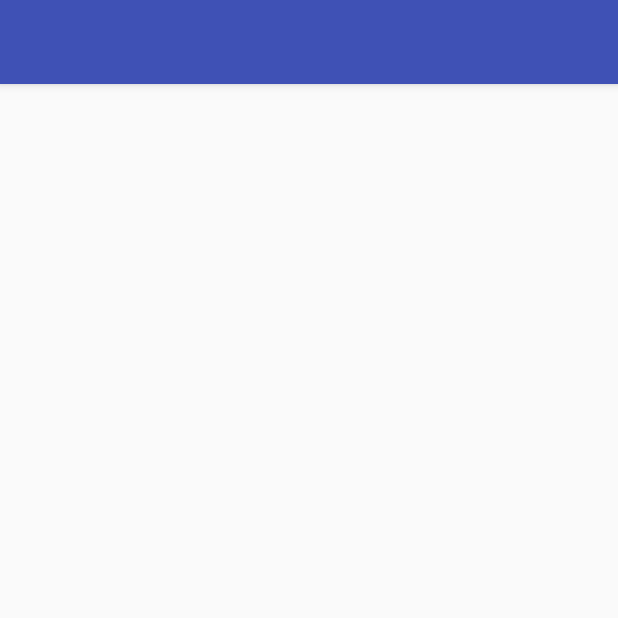
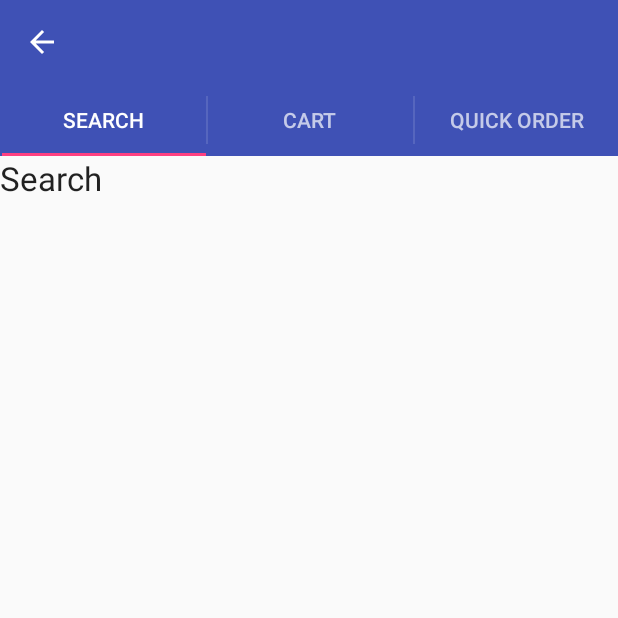
Before and after one commit to wladekAiro/pktCard2, an Android app: the screen it shows after launch (BuyScreenActivity), in the side drawer, after a tap on "Buy Items", on a phone screen of 412 x 824 dp, the top half of it. Run offline under Robolectric (Android 15) with nearby library versions, the light colour scheme and no system bars.

Commit message:
viewpager fragment

```diff
--- a/app/src/main/java/com/example/wladek/pocketcard/BuyScreenActivity.java
+++ b/app/src/main/java/com/example/wladek/pocketcard/BuyScreenActivity.java
@@ -1,17 +1,70 @@
 package com.example.wladek.pocketcard;
 
+
 import android.os.Bundle;
-import android.support.v4.app.FragmentActivity;
+import android.support.v4.app.Fragment;
+import android.support.v4.app.FragmentPagerAdapter;
+import android.support.v4.view.ViewPager;
+import android.support.v7.app.ActionBar;
+import android.support.v7.app.ActionBarActivity;
+
+import com.example.wladek.pocketcard.pagerAdapters.BuyViewPagerAdapter;
 
 /**
  * Created by wladek on 7/7/16.
  */
-public class BuyScreenActivity extends FragmentActivity {
+public class BuyScreenActivity extends ActionBarActivity implements ActionBar.TabListener {
 
+    ActionBar actionBar;
+    ViewPager viewPager;
+    FragmentPagerAdapter pagerAdapter;
 
     @Override
     protected void onCreate(Bundle savedInstanceState) {
         super.onCreate(savedInstanceState);
         setContentView(R.layout.buy_activity_layout);
+        viewPager = new ViewPager(this);
+        viewPager.setId(R.id.buy_pager);
+        setContentView(viewPager);
+//        pagerAdapter = new FragmentPagerAdapter(getSupportFragmentManager()) {
+//            @Override
+//            public int getCount() {
+//                return 0;
+//            }
+//
+//            @Override
+//            public Fragment getItem(int position) {
+//                return null;
+//            }
+//        };
+
+        final ActionBar actionBar = getSupportActionBar();
+        actionBar.setNavigationMode(ActionBar.NAVIGATION_MODE_TABS);
+        actionBar.setDisplayOptions(0 , ActionBar.DISPLAY_SHOW_TITLE);
+
+        //set tabs
+        actionBar.addTab(actionBar.newTab().setText("Search").setTabListener(this));
+        actionBar.addTab(actionBar.newTab().setText("Cart").setTabListener(this));
+        actionBar.addTab(actionBar.newTab().setText("Quick order").setTabListener(this));
+
+        final BuyViewPagerAdapter adapter = new BuyViewPagerAdapter
+                (getSupportFragmentManager(), actionBar.getTabCount());
+
+        viewPager.setAdapter(adapter);
+    }
+
+    @Override
+    public void onTabSelected(ActionBar.Tab tab, android.support.v4.app.FragmentTransaction ft) {
+
+    }
+
+    @Override
+    public void onTabUnselected(ActionBar.Tab tab, android.support.v4.app.FragmentTransaction ft) {
+
+    }
+
+    @Override
+    public void onTabReselected(ActionBar.Tab tab, android.support.v4.app.FragmentTransaction ft) {
+
     }
 }
--- a/app/src/main/java/com/example/wladek/pocketcard/HomeActivity.java
+++ b/app/src/main/java/com/example/wladek/pocketcard/HomeActivity.java
@@ -37,10 +37,6 @@ public class HomeActivity extends AppCompatActivity {
     private Toolbar toolbar;
     private NavigationView navigationView;
     private DrawerLayout drawerLayout;
-
-    String[] shopItems = {"Bread", "Cake", "Mandazi", "Doughnut", "Book", "Pencil"};
-
-    ListView lstShopItems;
 
     @Override
     protected void onCreate(Bundle savedInstanceState) {
@@ -142,17 +138,9 @@ public class HomeActivity extends AppCompatActivity {
         btnCreateStudent.setOnClickListener(new View.OnClickListener() {
             @Override
             public void onClick(View view) {
-                create_progress.animate();
                 create_progress.setVisibility(View.VISIBLE);
             }
         });
-
-        /**
-         * Populate my list view
-         */
-//        ArrayAdapter<String> adapter = new ArrayAdapter<String>(this, R.layout.list_view_row, R.id.textListItem, shopItems);
-//        lstShopItems.setAdapter(adapter);
-
     }
 
     @Override
@@ -194,37 +182,4 @@ public class HomeActivity extends AppCompatActivity {
         createStudentLayOut.setVisibility(View.INVISIBLE);
         create_progress.setVisibility(View.INVISIBLE);
     }
-
-//    @SuppressWarnings("StatementWithEmptyBody")
-//    @Override
-//    public boolean onNavigationItemSelected(MenuItem item) {
-//        Toast.makeText(this , "Importing ", Toast.LENGTH_LONG);
-//        // Handle navigation view item clicks here.
-//        int id = item.getItemId();
-//
-//        if (id == R.id.nav_import) {
-//
-//            Toast.makeText(this , "Importing ", Toast.LENGTH_LONG);
-//
-//        } else  if (id == R.id.nav_items) {
-//
-//            Toast.makeText(HomeActivity.this , "Navigation ", Toast.LENGTH_LONG);
-//
-//        } else if (id == R.id.nav_settings) {
-//
-//            Toast.makeText(this , "Settings", Toast.LENGTH_LONG);
-//
-//        } else if (id == R.id.nav_share) {
-//
-//            Toast.makeText(this , "Share", Toast.LENGTH_LONG);
-//
-//        } else if (id == R.id.nav_sync) {
-//
-//            Toast.makeText(this , "Syncronising", Toast.LENGTH_LONG);
-//        }
-//
-//        DrawerLayout drawer = (DrawerLayout) findViewById(R.id.drawer_layout);
-//        drawer.closeDrawer(GravityCompat.START);
-//        return true;
-//    }
 }
--- /dev/null
+++ b/app/src/main/java/com/example/wladek/pocketcard/fragment/CartFragment.java
@@ -0,0 +1,21 @@
+package com.example.wladek.pocketcard.fragment;
+
+import android.os.Bundle;
+import android.support.annotation.Nullable;
+import android.support.v4.app.Fragment;
+import android.view.LayoutInflater;
+import android.view.View;
+import android.view.ViewGroup;
+
+import com.example.wladek.pocketcard.R;
+
+/**
+ * Created by wladek on 7/13/16.
+ */
+public class CartFragment extends Fragment {
+    @Nullable
+    @Override
+    public View onCreateView(LayoutInflater inflater, ViewGroup container, Bundle savedInstanceState) {
+        return inflater.inflate(R.layout.fragment_mycart, container, false);
+    }
+}
--- /dev/null
+++ b/app/src/main/java/com/example/wladek/pocketcard/fragment/SearchFragment.java
@@ -0,0 +1,21 @@
+package com.example.wladek.pocketcard.fragment;
+
+import android.os.Bundle;
+import android.support.annotation.Nullable;
+import android.support.v4.app.Fragment;
+import android.view.LayoutInflater;
+import android.view.View;
+import android.view.ViewGroup;
+
+import com.example.wladek.pocketcard.R;
+
+/**
+ * Created by wladek on 7/13/16.
+ */
+public class SearchFragment extends Fragment {
+    @Nullable
+    @Override
+    public View onCreateView(LayoutInflater inflater, ViewGroup container, Bundle savedInstanceState) {
+        return inflater.inflate(R.layout.fragment_search, container, false);
+    }
+}
--- /dev/null
+++ b/app/src/main/java/com/example/wladek/pocketcard/pagerAdapters/BuyViewPagerAdapter.java
@@ -0,0 +1,47 @@
+package com.example.wladek.pocketcard.pagerAdapters;
+
+import android.support.v4.app.Fragment;
+import android.support.v4.app.FragmentManager;
+import android.support.v4.app.FragmentStatePagerAdapter;
+
+import com.example.wladek.pocketcard.fragment.CartFragment;
+import com.example.wladek.pocketcard.fragment.QuickOrderFragment;
+import com.example.wladek.pocketcard.fragment.SearchFragment;
+
+/**
+ * Created by wladek on 7/13/16.
+ */
+public class BuyViewPagerAdapter extends FragmentStatePagerAdapter {
+
+    int mNumOfTabs;
+
+    public BuyViewPagerAdapter(FragmentManager fm, int NumOfTabs) {
+        super(fm);
+        this.mNumOfTabs = NumOfTabs;
+    }
+
+    @Override
+    public Fragment getItem(int position) {
+
+        switch (position){
+            case 0:
+                SearchFragment sf = new SearchFragment();
+                return sf;
+            case 1:
+                CartFragment cf = new CartFragment();
+                return cf;
+            case 2:
+                QuickOrderFragment qf = new QuickOrderFragment();
+                return qf;
+
+            default:
+                return null;
+
+        }
+    }
+
+    @Override
+    public int getCount() {
+        return mNumOfTabs;
+    }
+}
--- a/app/src/main/res/layout/fragment_search.xml
+++ b/app/src/main/res/layout/fragment_search.xml
@@ -3,4 +3,12 @@
     android:orientation="vertical" android:layout_width="match_parent"
     android:layout_height="match_parent">
 
+    <TextView
+        android:id="@+id/textViewSearch"
+        android:layout_width="wrap_content"
+        android:layout_height="wrap_content"
+        android:layout_centerInParent="true"
+        android:text="Search"
+        android:textAppearance="?android:attr/textAppearanceLarge"/>
+
 </LinearLayout>
--- a/app/src/main/res/layout/item_buy_home_view.xml
+++ b/app/src/main/res/layout/item_buy_home_view.xml
@@ -6,11 +6,4 @@
     android:layout_height="match_parent"
     android:weightSum="1">
 
-    <TextView
-        android:layout_width="192dp"
-        android:layout_height="wrap_content"
-        android:text="New Text"
-        android:id="@+id/textView2"
-        android:layout_gravity="center_horizontal"
-        android:layout_weight="0.21" />
 </LinearLayout>
```
Also changed, not shown: app/src/main/java/com/example/wladek/pocketcard/fragment/QuickOrderFragment.java (added, +21 -0 lines), app/src/main/res/layout/buy_activity_layout.xml (+7 -1 lines), app/src/main/res/layout/fragment_mycart.xml (+8 -0 lines), app/src/main/res/layout/fragment_quickorder.xml (+8 -0 lines), app/src/main/res/menu/activity_buy_drawer.xml (added, +36 -0 lines).
